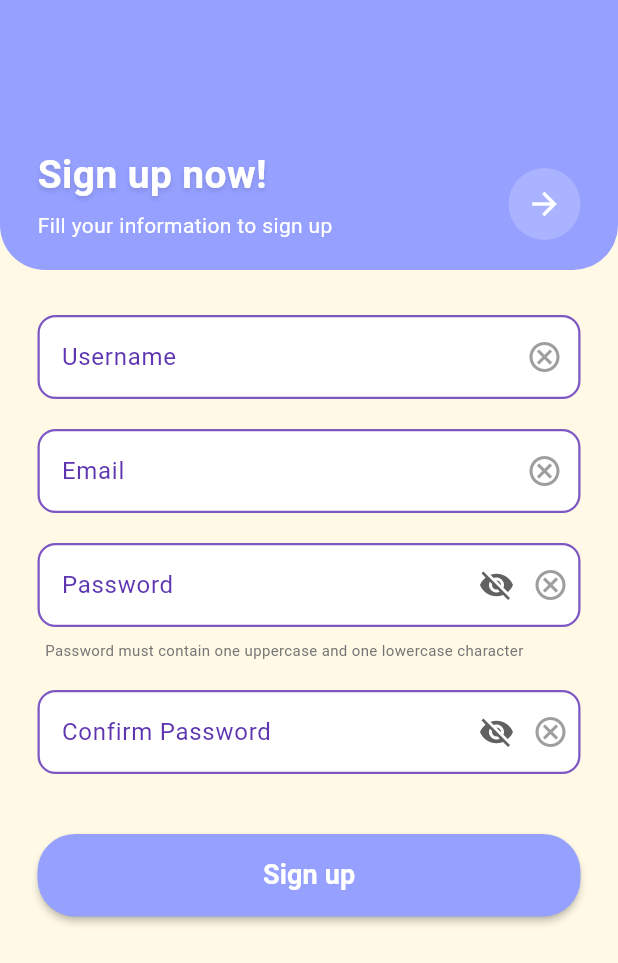
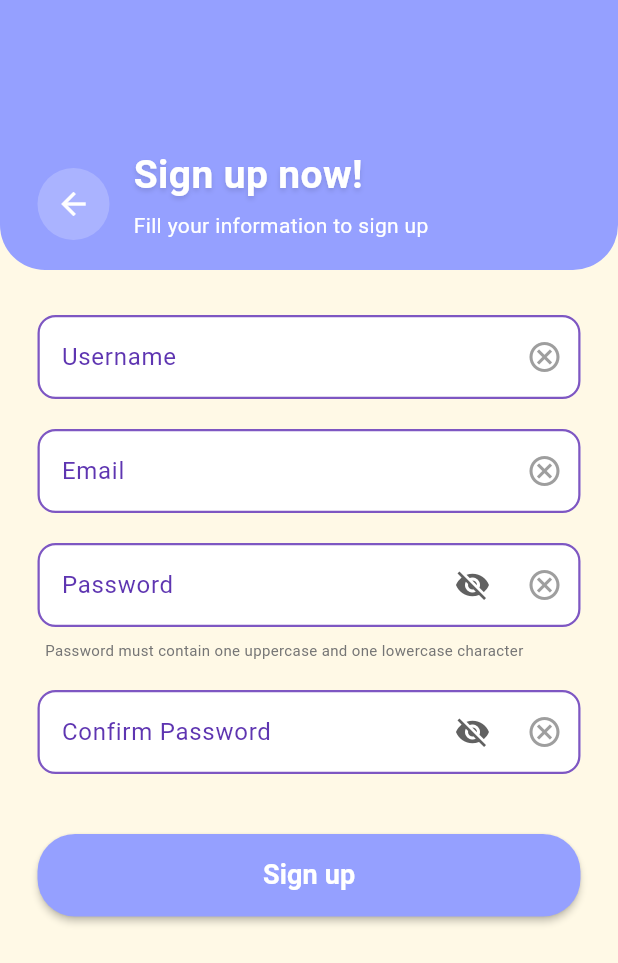
Before and after one commit to Ioannis-Ts/Sorted-Out-App, a Flutter app: the screen it shows after launch, after a tap on "Sign Up", on a phone screen of 412 x 824 dp. Shown: the top 963 px of the screen. Run offline on Flutter 3.47's test engine with Material 3 defaults, Android fonts, the phone set to English and light mode, and no system bars; our stand-ins replace cloud_firestore, dash_chat_2, firebase_auth, firebase_core, google_generative_ai, google_maps_flutter and 1 more; missing offline and left inert: mobile_scanner; accounts and stored records are empty.

Commit message:
small changes

```diff
--- a/lib/pages/login_page.dart
+++ b/lib/pages/login_page.dart
@@ -95,7 +95,13 @@ class _LoginPageState extends State<LoginPage> {
                           borderRadius: BorderRadius.circular(12),
                           borderSide: const BorderSide(color: Color(0xFF5E35B1), width: 2),
                         ),
-                        suffixIcon: const Icon(Icons.cancel_outlined, color: Colors.grey),
+                        suffixIcon: IconButton(
+                          icon: const Icon(Icons.cancel_outlined, color: Colors.grey),
+                          onPressed: () {
+                            _emailController.clear();
+                            setState(() {}); // για να ανανεωθεί το TextField
+                          },
+                        ),
                       ),
                     ),
 
@@ -135,9 +141,15 @@ class _LoginPageState extends State<LoginPage> {
                                 });
                               },
                             ),
-                             const Padding(
-                              padding: EdgeInsets.only(right: 8.0),
-                              child: Icon(Icons.cancel_outlined, color: Colors.grey),
+                             Padding(
+                              padding: const EdgeInsets.only(right: 8.0),
+                              child: IconButton(
+                                icon: const Icon(Icons.cancel_outlined, color: Colors.grey),
+                                onPressed: () {
+                                  _passwordController.clear();
+                                  setState(() {});
+                                },
+                              ),
                             ),
                           ],
                         ),
--- a/lib/pages/signup_page.dart
+++ b/lib/pages/signup_page.dart
@@ -39,9 +39,24 @@ class _SignupPageState extends State<SignupPage> {
               ),
             ),
             child: Row(
-              mainAxisAlignment: MainAxisAlignment.spaceBetween,
               crossAxisAlignment: CrossAxisAlignment.end,
               children: [
+                // 🔙 Back button (ΑΡΙΣΤΕΡΑ)
+                Container(
+                  margin: const EdgeInsets.only(right: 16),
+                  decoration: BoxDecoration(
+                    color: Colors.white.withOpacity(0.2),
+                    shape: BoxShape.circle,
+                  ),
+                  child: IconButton(
+                    icon: const Icon(Icons.arrow_back, color: Colors.white),
+                    onPressed: () {
+                      Navigator.pop(context);
+                    },
+                  ),
+                ),
+
+                // 📝 Texts
                 const Column(
                   mainAxisAlignment: MainAxisAlignment.end,
                   crossAxisAlignment: CrossAxisAlignment.start,
@@ -71,19 +86,6 @@ class _SignupPageState extends State<SignupPage> {
                     ),
                   ],
                 ),
-                // Κουμπί επιστροφής (Βελάκι δεξιά όπως στο Figma)
-                Container(
-                  decoration: BoxDecoration(
-                    color: Colors.white.withOpacity(0.2),
-                    shape: BoxShape.circle,
-                  ),
-                  child: IconButton(
-                    icon: const Icon(Icons.arrow_forward, color: Colors.white),
-                    onPressed: () {
-                      Navigator.pop(context); // Επιστροφή στο Login
-                    },
-                  ),
-                )
               ],
             ),
           ),
@@ -263,10 +265,17 @@ class _SignupPageState extends State<SignupPage> {
           borderRadius: BorderRadius.circular(12),
           borderSide: const BorderSide(color: Color(0xFF5E35B1), width: 2),
         ),
-        suffixIcon: const Icon(Icons.cancel_outlined, color: Colors.grey),
+        suffixIcon: IconButton(
+          icon: const Icon(Icons.cancel_outlined, color: Colors.grey),
+          onPressed: () {
+            controller.clear();
+            setState(() {});
+          },
+        ),
       ),
     );
   }
+
 
   // Για πεδία κωδικών
   Widget _buildPasswordField({
@@ -302,9 +311,12 @@ class _SignupPageState extends State<SignupPage> {
               ),
               onPressed: onVisibilityChanged,
             ),
-            const Padding(
-              padding: EdgeInsets.only(right: 8.0),
-              child: Icon(Icons.cancel_outlined, color: Colors.grey),
+            IconButton(
+              icon: const Icon(Icons.cancel_outlined, color: Colors.grey),
+              onPressed: () {
+                controller.clear();
+                setState(() {});
+              },
             ),
           ],
         ),
```
